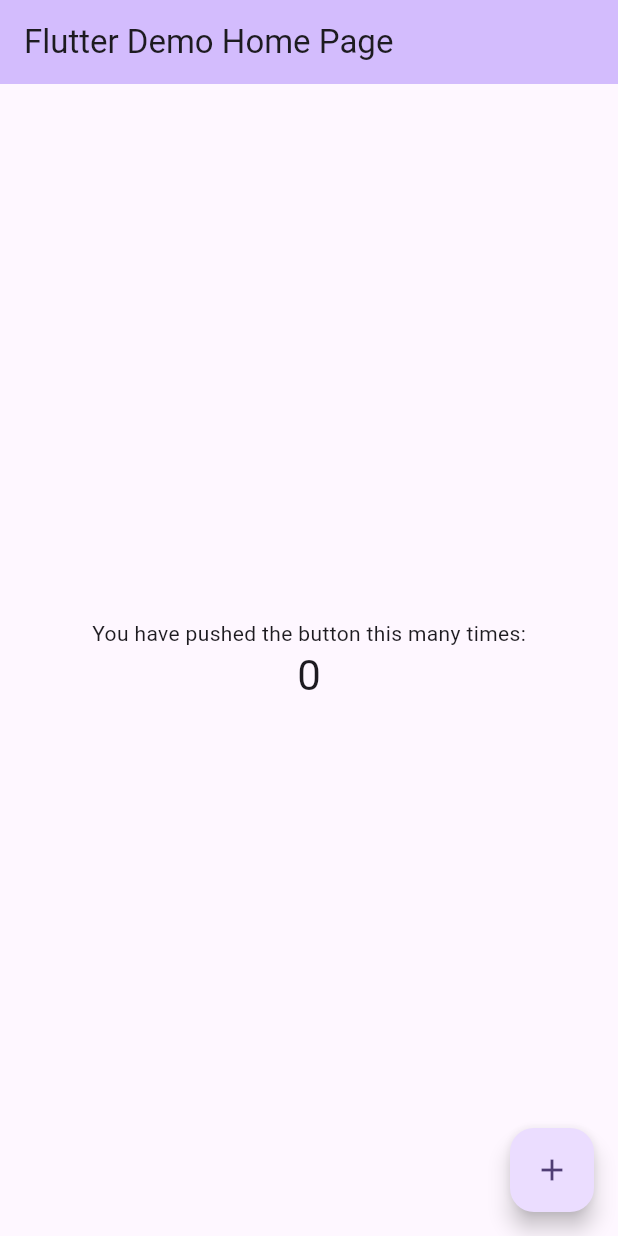
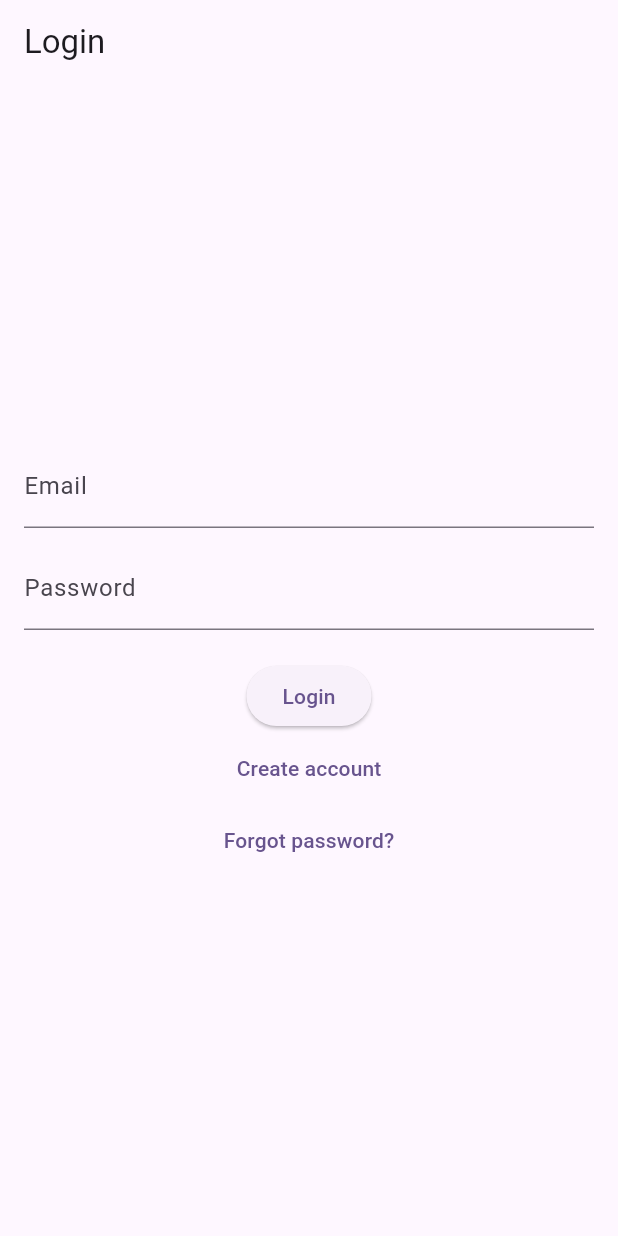
Before and after one commit to Vivek5kwt/bhk, a Flutter app: the screen it shows after launch, on a phone screen of 412 x 824 dp. Run offline on Flutter 3.47's test engine with Material 3 defaults, Android fonts, the light colour scheme and no system bars; our stand-ins replace bloc, flutter_bloc.

Commit message:
Add auth screens with Bloc

```diff
--- /dev/null
+++ b/lib/auth/bloc/auth_bloc.dart
@@ -0,0 +1,41 @@
+import 'package:bloc/bloc.dart';
+import 'auth_event.dart';
+import 'auth_state.dart';
+
+class AuthBloc extends Bloc<AuthEvent, AuthState> {
+  AuthBloc() : super(AuthInitial()) {
+    on<LoginRequested>(_onLogin);
+    on<SignupRequested>(_onSignup);
+    on<PasswordResetRequested>(_onReset);
+  }
+
+  Future<void> _onLogin(LoginRequested event, Emitter<AuthState> emit) async {
+    emit(AuthLoading());
+    await Future.delayed(const Duration(seconds: 1));
+    if (event.email.isNotEmpty && event.password.isNotEmpty) {
+      emit(AuthSuccess('Logged in as ${event.email}'));
+    } else {
+      emit(AuthFailure('Email and password required'));
+    }
+  }
+
+  Future<void> _onSignup(SignupRequested event, Emitter<AuthState> emit) async {
+    emit(AuthLoading());
+    await Future.delayed(const Duration(seconds: 1));
+    if (event.email.isNotEmpty && event.password.isNotEmpty) {
+      emit(AuthSuccess('Account created for ${event.email}'));
+    } else {
+      emit(AuthFailure('Email and password required'));
+    }
+  }
+
+  Future<void> _onReset(PasswordResetRequested event, Emitter<AuthState> emit) async {
+    emit(AuthLoading());
+    await Future.delayed(const Duration(seconds: 1));
+    if (event.email.isNotEmpty) {
+      emit(AuthSuccess('Password reset link sent to ${event.email}'));
+    } else {
+      emit(AuthFailure('Email required'));
+    }
+  }
+}
--- /dev/null
+++ b/lib/auth/bloc/auth_event.dart
@@ -0,0 +1,18 @@
+abstract class AuthEvent {}
+
+class LoginRequested extends AuthEvent {
+  final String email;
+  final String password;
+  LoginRequested(this.email, this.password);
+}
+
+class SignupRequested extends AuthEvent {
+  final String email;
+  final String password;
+  SignupRequested(this.email, this.password);
+}
+
+class PasswordResetRequested extends AuthEvent {
+  final String email;
+  PasswordResetRequested(this.email);
+}
--- /dev/null
+++ b/lib/auth/bloc/auth_state.dart
@@ -0,0 +1,15 @@
+abstract class AuthState {}
+
+class AuthInitial extends AuthState {}
+
+class AuthLoading extends AuthState {}
+
+class AuthSuccess extends AuthState {
+  final String message;
+  AuthSuccess(this.message);
+}
+
+class AuthFailure extends AuthState {
+  final String error;
+  AuthFailure(this.error);
+}
--- /dev/null
+++ b/lib/auth/login_screen.dart
@@ -0,0 +1,81 @@
+import 'package:flutter/material.dart';
+import 'package:flutter_bloc/flutter_bloc.dart';
+import 'bloc/auth_bloc.dart';
+import 'bloc/auth_event.dart';
+import 'bloc/auth_state.dart';
+
+class LoginScreen extends StatefulWidget {
+  const LoginScreen({super.key});
+
+  @override
+  State<LoginScreen> createState() => _LoginScreenState();
+}
+
+class _LoginScreenState extends State<LoginScreen> {
+  final TextEditingController _emailController = TextEditingController();
+  final TextEditingController _passwordController = TextEditingController();
+
+  @override
+  Widget build(BuildContext context) {
+    return Scaffold(
+      appBar: AppBar(title: const Text('Login')),
+      body: BlocConsumer<AuthBloc, AuthState>(
+        listener: (context, state) {
+          if (state is AuthSuccess) {
+            ScaffoldMessenger.of(context)
+                .showSnackBar(SnackBar(content: Text(state.message)));
+          } else if (state is AuthFailure) {
+            ScaffoldMessenger.of(context)
+                .showSnackBar(SnackBar(content: Text(state.error)));
+          }
+        },
+        builder: (context, state) {
+          return Padding(
+            padding: const EdgeInsets.all(16.0),
+            child: Column(
+              mainAxisAlignment: MainAxisAlignment.center,
+              children: [
+                TextField(
+                  controller: _emailController,
+                  decoration: const InputDecoration(labelText: 'Email'),
+                ),
+                const SizedBox(height: 12),
+                TextField(
+                  controller: _passwordController,
+                  decoration: const InputDecoration(labelText: 'Password'),
+                  obscureText: true,
+                ),
+                const SizedBox(height: 20),
+                ElevatedButton(
+                  onPressed: () {
+                    context.read<AuthBloc>().add(
+                          LoginRequested(
+                            _emailController.text,
+                            _passwordController.text,
+                          ),
+                        );
+                  },
+                  child: state is AuthLoading
+                      ? const CircularProgressIndicator()
+                      : const Text('Login'),
+                ),
+                TextButton(
+                  onPressed: () {
+                    Navigator.pushNamed(context, '/signup');
+                  },
+                  child: const Text('Create account'),
+                ),
+                TextButton(
+                  onPressed: () {
+                    Navigator.pushNamed(context, '/forgot');
+                  },
+                  child: const Text('Forgot password?'),
+                ),
+              ],
+            ),
+          );
+        },
+      ),
+    );
+  }
+}
--- a/lib/main.dart
+++ b/lib/main.dart
@@ -1,4 +1,9 @@
 import 'package:flutter/material.dart';
+import 'package:flutter_bloc/flutter_bloc.dart';
+import 'auth/login_screen.dart';
+import 'auth/signup_screen.dart';
+import 'auth/forgot_password_screen.dart';
+import 'auth/bloc/auth_bloc.dart';
 
 void main() {
   runApp(const MyApp());
@@ -7,119 +12,22 @@
 class MyApp extends StatelessWidget {
   const MyApp({super.key});
 
-  // This widget is the root of your application.
   @override
   Widget build(BuildContext context) {
-    return MaterialApp(
-      title: 'Flutter Demo',
-      theme: ThemeData(
-        // This is the theme of your application.
-        //
-        // TRY THIS: Try running your application with "flutter run". You'll see
-        // the application has a purple toolbar. Then, without quitting the app,
-        // try changing the seedColor in the colorScheme below to Colors.green
-        // and then invoke "hot reload" (save your changes or press the "hot
-        // reload" button in a Flutter-supported IDE, or press "r" if you used
-        // the command line to start the app).
-        //
-        // Notice that the counter didn't reset back to zero; the application
-        // state is not lost during the reload. To reset the state, use hot
-        // restart instead.
-        //
-        // This works for code too, not just values: Most code changes can be
-        // tested with just a hot reload.
-        colorScheme: ColorScheme.fromSeed(seedColor: Colors.deepPurple),
-        useMaterial3: true,
+    return BlocProvider(
+      create: (_) => AuthBloc(),
+      child: MaterialApp(
+        title: 'Bhook Lagi Hain',
+        theme: ThemeData(
+          colorScheme: ColorScheme.fromSeed(seedColor: Colors.deepPurple),
+          useMaterial3: true,
+        ),
+        routes: {
+          '/signup': (_) => const SignupScreen(),
+          '/forgot': (_) => const ForgotPasswordScreen(),
+        },
+        home: const LoginScreen(),
       ),
-      home: const MyHomePage(title: 'Flutter Demo Home Page'),
     );
   }
 }
-
-class MyHomePage extends StatefulWidget {
-  const MyHomePage({super.key, required this.title});
-
-  // This widget is the home page of your application. It is stateful, meaning
-  // that it has a State object (defined below) that contains fields that affect
-  // how it looks.
-
-  // This class is the configuration for the state. It holds the values (in this
-  // case the title) provided by the parent (in this case the App widget) and
-  // used by the build method of the State. Fields in a Widget subclass are
-  // always marked "final".
-
-  final String title;
-
-  @override
-  State<MyHomePage> createState() => _MyHomePageState();
-}
-
-class _MyHomePageState extends State<MyHomePage> {
-  int _counter = 0;
-
-  void _incrementCounter() {
-    setState(() {
-      // This call to setState tells the Flutter framework that something has
-      // changed in this State, which causes it to rerun the build method below
-      // so that the display can reflect the updated values. If we changed
-      // _counter without calling setState(), then the build method would not be
-      // called again, and so nothing would appear to happen.
-      _counter++;
-    });
-  }
-
-  @override
-  Widget build(BuildContext context) {
-    // This method is rerun every time setState is called, for instance as done
-    // by the _incrementCounter method above.
-    //
-    // The Flutter framework has been optimized to make rerunning build methods
-    // fast, so that you can just rebuild anything that needs updating rather
-    // than having to individually change instances of widgets.
-    return Scaffold(
-      appBar: AppBar(
-        // TRY THIS: Try changing the color here to a specific color (to
-        // Colors.amber, perhaps?) and trigger a hot reload to see the AppBar
-        // change color while the other colors stay the same.
-        backgroundColor: Theme.of(context).colorScheme.inversePrimary,
-        // Here we take the value from the MyHomePage object that was created by
-        // the App.build method, and use it to set our appbar title.
-        title: Text(widget.title),
-      ),
-      body: Center(
-        // Center is a layout widget. It takes a single child and positions it
-        // in the middle of the parent.
-        child: Column(
-          // Column is also a layout widget. It takes a list of children and
-          // arranges them vertically. By default, it sizes itself to fit its
-          // children horizontally, and tries to be as tall as its parent.
-          //
-          // Column has various properties to control how it sizes itself and
-          // how it positions its children. Here we use mainAxisAlignment to
-          // center the children vertically; the main axis here is the vertical
-          // axis because Columns are vertical (the cross axis would be
-          // horizontal).
-          //
-          // TRY THIS: Invoke "debug painting" (choose the "Toggle Debug Paint"
-          // action in the IDE, or press "p" in the console), to see the
-          // wireframe for each widget.
-          mainAxisAlignment: MainAxisAlignment.center,
-          children: <Widget>[
-            const Text(
-              'You have pushed the button this many times:',
-            ),
-            Text(
-              '$_counter',
-              style: Theme.of(context).textTheme.headlineMedium,
-            ),
-          ],
-        ),
-      ),
-      floatingActionButton: FloatingActionButton(
-        onPressed: _incrementCounter,
-        tooltip: 'Increment',
-        child: const Icon(Icons.add),
-      ), // This trailing comma makes auto-formatting nicer for build methods.
-    );
-  }
-}
--- a/pubspec.yaml
+++ b/pubspec.yaml
@@ -30,6 +30,9 @@ environment:
 dependencies:
   flutter:
     sdk: flutter
+
+  flutter_bloc: ^8.1.3
+
 
 
   # The following adds the Cupertino Icons font to your application.
```
Also changed, not shown: lib/auth/forgot_password_screen.dart (added, +65 -0 lines), lib/auth/signup_screen.dart (added, +75 -0 lines), 1 other file.
